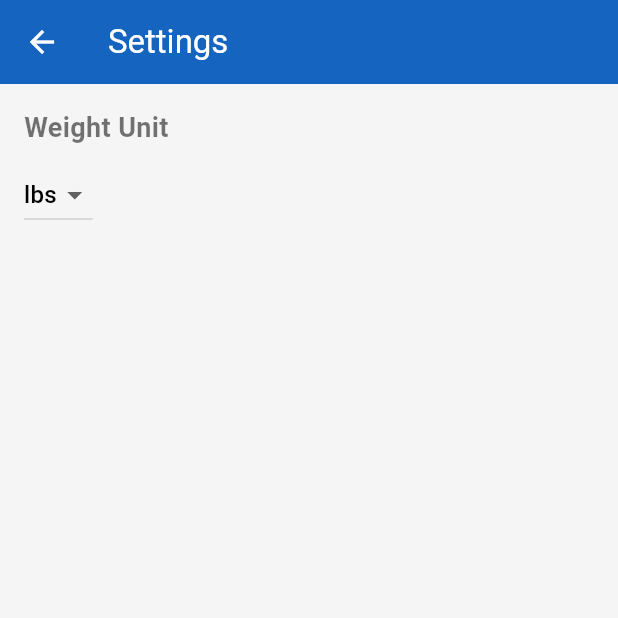
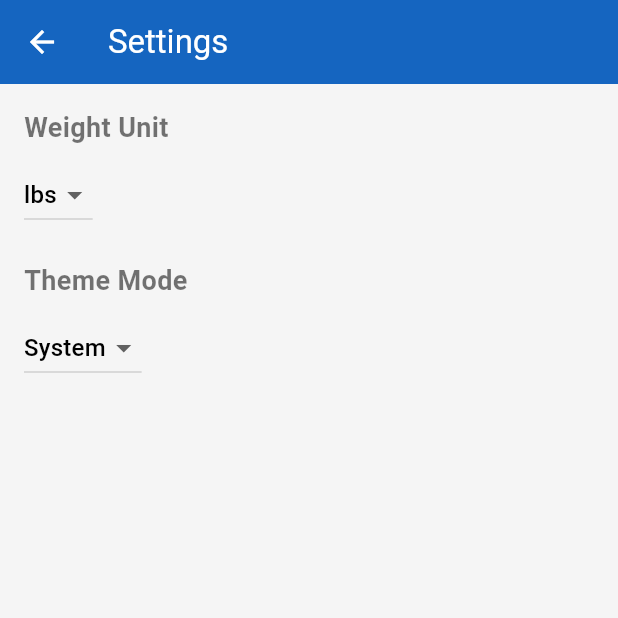
Before and after one commit to weaponx124/personal_trainer_app_clean2, a Flutter app: the screen it shows after launch, after a tap on "Settings", on a phone screen of 412 x 824 dp, the top half of it. Run offline on Flutter 3.47's test engine with Material 3 defaults, Android fonts, the light colour scheme and no system bars; our stand-ins replace get_it, shared_preferences.

Commit message:
light/dark mode

```diff
--- a/lib/database_helper.dart
+++ b/lib/database_helper.dart
@@ -1,3 +1,4 @@
+import 'package:flutter/material.dart'; // Added for ThemeMode
 import 'package:shared_preferences/shared_preferences.dart';
 import 'package:uuid/uuid.dart';
 import 'dart:convert';
@@ -10,6 +11,7 @@ class DatabaseHelper {
   static const String _mealsKey = 'meals';
   static const String _progressKey = 'progress';
   static const String _weightUnitKey = 'weightUnit';
+  static const String _themeModeKey = 'themeMode';
 
   static Future<SharedPreferences> get _prefs => SharedPreferences.getInstance();
 
@@ -19,6 +21,10 @@ class DatabaseHelper {
     if (!prefs.containsKey(_weightUnitKey)) {
       await prefs.setString(_weightUnitKey, 'lbs');
       print('Initialized default weight unit to lbs');
+    }
+    if (!prefs.containsKey(_themeModeKey)) {
+      await prefs.setString(_themeModeKey, 'system');
+      print('Initialized default theme mode to system');
     }
     if (!prefs.containsKey(_programsKey)) {
       await _initializeDefaultData();
@@ -403,7 +409,6 @@ class DatabaseHelper {
     print('Set weight unit to: $unit');
   }
 
-  // New method to fetch static program list with durations
   static Future<List<Map<String, dynamic>>> getAllPrograms() async {
     // Static list matching ProgramSelectionScreen for duration reference
     return [
@@ -438,4 +443,37 @@ class DatabaseHelper {
       {'name': 'Pull-Up Progression', 'duration': '6 weeks', 'requires1RM': false},
     ];
   }
+
+  static Future<ThemeMode> getThemeMode() async {
+    final prefs = await _prefs;
+    final mode = prefs.getString(_themeModeKey) ?? 'system';
+    switch (mode) {
+      case 'light':
+        return ThemeMode.light;
+      case 'dark':
+        return ThemeMode.dark;
+      case 'system':
+      default:
+        return ThemeMode.system;
+    }
+  }
+
+  static Future<void> setThemeMode(ThemeMode mode) async {
+    final prefs = await _prefs;
+    String modeString;
+    switch (mode) {
+      case ThemeMode.light:
+        modeString = 'light';
+        break;
+      case ThemeMode.dark:
+        modeString = 'dark';
+        break;
+      case ThemeMode.system:
+      default:
+        modeString = 'system';
+        break;
+    }
+    await prefs.setString(_themeModeKey, modeString);
+    print('Set theme mode to: $modeString');
+  }
 }
--- a/lib/main.dart
+++ b/lib/main.dart
@@ -12,11 +12,14 @@ import 'package:personal_trainer_app_clean/screens/workout_screen.dart';
 
 // Global unit state
 ValueNotifier<String> unitNotifier = ValueNotifier('lbs');
+// Global theme state
+ValueNotifier<ThemeMode> themeNotifier = ValueNotifier(ThemeMode.system);
 
 void main() async {
   WidgetsFlutterBinding.ensureInitialized();
   await DatabaseHelper.initialize();
   unitNotifier.value = await DatabaseHelper.getWeightUnit();
+  themeNotifier.value = await DatabaseHelper.getThemeMode(); // New method
   runApp(const MyApp());
 }
 
@@ -25,6 +28,9 @@ class MyApp extends StatelessWidget {
 
   @override
   Widget build(BuildContext context) {
+    return ValueListenableBuilder<ThemeMode>(
+      valueListenable: themeNotifier,
+      builder: (context, themeMode, child) {
         return MaterialApp(
           title: 'Personal Trainer',
           theme: ThemeData(
@@ -67,7 +73,7 @@ class MyApp extends StatelessWidget {
             ),
             useMaterial3: true,
           ),
-      themeMode: ThemeMode.system,
+          themeMode: themeMode, // Use dynamic theme mode
           home: const SplashScreen(),
           routes: {
             '/main': (context) => const MainScreen(),
@@ -84,6 +90,8 @@ class MyApp extends StatelessWidget {
               unit: unitNotifier.value,
               programName: (ModalRoute.of(context)!.settings.arguments as Map<String, dynamic>?)?['programName'] as String? ?? '',
             ),
+          },
+        );
       },
     );
   }
@@ -109,7 +117,7 @@ class _MainScreenState extends State<MainScreen> {
           bottomNavigationBar: BottomNavigationBar(
             items: const <BottomNavigationBarItem>[
               BottomNavigationBarItem(icon: Icon(Icons.home), label: 'Home'),
-              BottomNavigationBarItem(icon: Icon(Icons.fitness_center), label: 'Active Programs'), // Updated
+              BottomNavigationBarItem(icon: Icon(Icons.fitness_center), label: 'Active Programs'),
               BottomNavigationBarItem(icon: Icon(Icons.bar_chart), label: 'Progress'),
               BottomNavigationBarItem(icon: Icon(Icons.restaurant), label: 'Diet'),
             ],
@@ -127,7 +135,7 @@ class _MainScreenState extends State<MainScreen> {
 
   static List<Widget> _screens(String unit) => <Widget>[
     home.HomeScreen(unit: unit),
-    ProgramsOverviewScreen(unit: unit, programName: ''), // Replaced ProgramSelectionScreen
+    ProgramsOverviewScreen(unit: unit, programName: ''),
     progress.ProgressScreen(unit: unit),
     const diet.DietScreen(),
   ];
--- a/lib/screens/settings_screen.dart
+++ b/lib/screens/settings_screen.dart
@@ -1,6 +1,6 @@
 import 'package:flutter/material.dart';
 import 'package:personal_trainer_app_clean/database_helper.dart';
-import 'package:personal_trainer_app_clean/main.dart'; // Correct import
+import 'package:personal_trainer_app_clean/main.dart';
 
 class SettingsScreen extends StatefulWidget {
   const SettingsScreen({super.key});
@@ -11,16 +11,21 @@ class SettingsScreen extends StatefulWidget {
 
 class _SettingsScreenState extends State<SettingsScreen> {
   String unit = 'lbs';
+  String themeMode = 'System'; // Default to system
 
   @override
   void initState() {
     super.initState();
-    _loadUnit();
+    _loadSettings();
   }
 
-  Future<void> _loadUnit() async {
+  Future<void> _loadSettings() async {
     final loadedUnit = await DatabaseHelper.getWeightUnit();
-    setState(() => unit = loadedUnit);
+    final loadedThemeMode = await DatabaseHelper.getThemeMode();
+    setState(() {
+      unit = loadedUnit;
+      themeMode = _themeModeToString(loadedThemeMode);
+    });
   }
 
   Future<void> _setUnit(String newUnit) async {
@@ -29,6 +34,37 @@ class _SettingsScreenState extends State<SettingsScreen> {
     await DatabaseHelper.setWeightUnit(newUnit, currentUnit: oldUnit);
     unitNotifier.value = newUnit;
     Navigator.pop(context);
+  }
+
+  Future<void> _setThemeMode(String newThemeMode) async {
+    setState(() => themeMode = newThemeMode);
+    final mode = _stringToThemeMode(newThemeMode);
+    await DatabaseHelper.setThemeMode(mode);
+    themeNotifier.value = mode;
+  }
+
+  String _themeModeToString(ThemeMode mode) {
+    switch (mode) {
+      case ThemeMode.light:
+        return 'Light';
+      case ThemeMode.dark:
+        return 'Dark';
+      case ThemeMode.system:
+      default:
+        return 'System';
+    }
+  }
+
+  ThemeMode _stringToThemeMode(String mode) {
+    switch (mode) {
+      case 'Light':
+        return ThemeMode.light;
+      case 'Dark':
+        return ThemeMode.dark;
+      case 'System':
+      default:
+        return ThemeMode.system;
+    }
   }
 
   @override
@@ -63,6 +99,26 @@ class _SettingsScreenState extends State<SettingsScreen> {
                 }
               },
             ),
+            const SizedBox(height: 20),
+            const Text(
+              'Theme Mode',
+              style: TextStyle(fontSize: 18, fontWeight: FontWeight.bold),
+            ),
+            const SizedBox(height: 8),
+            DropdownButton<String>(
+              value: themeMode,
+              items: <String>['System', 'Light', 'Dark'].map((String value) {
+                return DropdownMenuItem<String>(
+                  value: value,
+                  child: Text(value),
+                );
+              }).toList(),
+              onChanged: (String? newValue) {
+                if (newValue != null) {
+                  _setThemeMode(newValue);
+                }
+              },
+            ),
           ],
         ),
       ),
```
Lines whose indentation alone changed are shown as unchanged.
